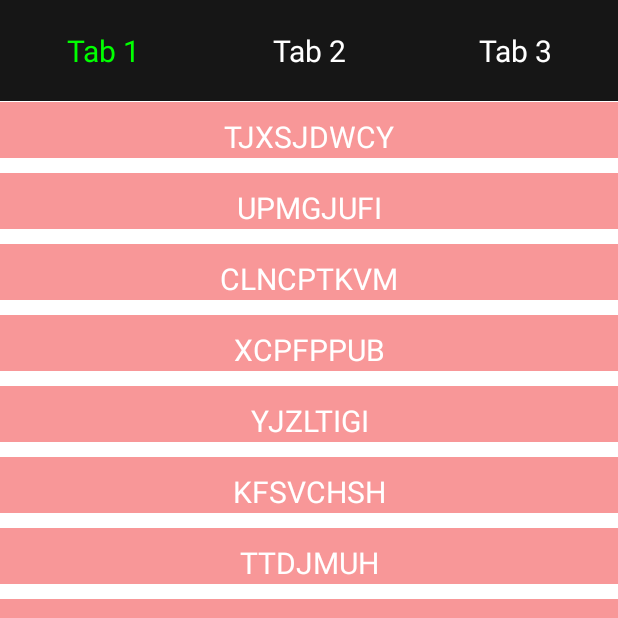
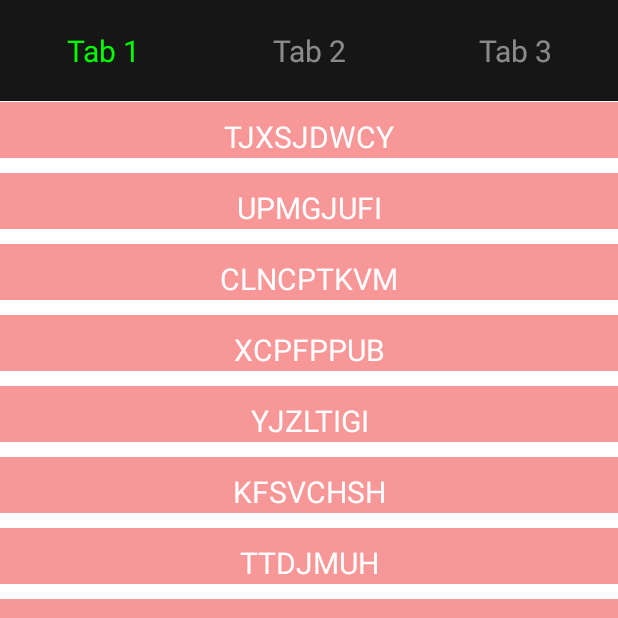
Before and after one commit to funnywolfdadada/LittleDemon, an Android app: the fragment FragmentViewPagerFragment placed in its activity, on a phone screen of 412 x 824 dp, the top half of it. Run offline under Robolectric (Android 15) with nearby library versions, the phone set to English and light mode, and no system bars.

Commit message:
完善 FragmentViewPagerFragment

```diff
--- a/app/src/main/java/com/funnywolf/littledemon/fragments/FragmentViewPagerFragment.kt
+++ b/app/src/main/java/com/funnywolf/littledemon/fragments/FragmentViewPagerFragment.kt
@@ -1,7 +1,9 @@
 package com.funnywolf.littledemon.fragments
 
+import android.animation.FloatEvaluator
 import android.graphics.Color
 import android.os.Bundle
+import android.util.Log
 import android.view.LayoutInflater
 import android.view.View
 import android.view.ViewGroup
@@ -12,14 +14,11 @@ import androidx.fragment.app.FragmentPagerAdapter
 import androidx.viewpager.widget.ViewPager
 import com.funnywolf.littledemon.R
 import com.funnywolf.littledemon.utils.getScreenHeight
+import com.google.android.material.animation.ArgbEvaluatorCompat
 import kotlinx.android.synthetic.main.fragment_layout_fragment_view_pager.*
 
-/**
- * @author zhaodongliang @ Zhihu Inc.
- * @since 2019/4/10
- */
 class FragmentViewPagerFragment: Fragment(), ViewPager.OnPageChangeListener {
-    private var tabs: Array<TextView>? = null
+    private lateinit var tabs: Array<TextView>
 
     override fun onCreateView(inflater: LayoutInflater, container: ViewGroup?, savedInstanceState: Bundle?): View? {
         return inflater.inflate(R.layout.fragment_layout_fragment_view_pager, container, false)
@@ -28,19 +27,26 @@ class FragmentViewPagerFragment: Fragment(), ViewPager.OnPageChangeListener {
     override fun onViewCreated(view: View, savedInstanceState: Bundle?) {
         super.onViewCreated(view, savedInstanceState)
         view.layoutParams.height = getScreenHeight(context ?: return)
-        viewPager.adapter = PagerAdapter(getFragments(), fragmentManager ?: return)
+        viewPager.adapter = PagerAdapter(listOf(SimpleListFragment(), SimpleListFragment(), SimpleListFragment()),
+            childFragmentManager)
         viewPager.addOnPageChangeListener(this)
         tabs = arrayOf(tab1, tab2, tab3)
-        repeat(tabs?.count() ?: return) { index ->
-            tabs!![index].setOnClickListener {
+        repeat(tabs.count()) { index ->
+            tabs[index].setOnClickListener {
                 viewPager.currentItem = index
             }
+            tabs[index].alpha = if (index == viewPager.currentItem) {
+                getAlphaByProgress(1F)
+            } else {
+                getAlphaByProgress(0F)
+            }
+            tabs[index].setTextColor(if (index == viewPager.currentItem) {
+                getColorByProgress(1F)
+            } else {
+                getColorByProgress(0F)
+            })
         }
         onPageSelected(viewPager.currentItem)
-    }
-
-    private fun getFragments(): List<Fragment> {
-        return listOf(SimpleListFragment(), SimpleListFragment(), SimpleListFragment())
     }
 
     override fun onPageScrollStateChanged(state: Int) {
@@ -48,26 +54,29 @@ class FragmentViewPagerFragment: Fragment(), ViewPager.OnPageChangeListener {
     }
 
     override fun onPageScrolled(position: Int, positionOffset: Float, positionOffsetPixels: Int) {
-
+        Log.d("ZDL", "position = ${position + positionOffset}")
+        tabs[position].alpha = getAlphaByProgress(1 - positionOffset)
+        tabs[position].setTextColor(getColorByProgress(1 - positionOffset))
+        if (position < tabs.size - 1) {
+            tabs[position + 1].alpha = getAlphaByProgress(positionOffset)
+            tabs[position + 1].setTextColor(getColorByProgress(positionOffset))
+        }
     }
 
     override fun onPageSelected(position: Int) {
-        repeat(tabs?.count() ?: return) {
-            if (it == position) {
-                tabs!![it].setTextColor(Color.GREEN)
-            } else {
-                tabs!![it].setTextColor(Color.WHITE)
-            }
-        }
+    }
+
+    private val floatEvaluator = FloatEvaluator()
+    private fun getAlphaByProgress(progress: Float, minAlpha: Float = 0.5F, maxAlpha: Float = 1F): Float {
+        return floatEvaluator.evaluate(progress, minAlpha, maxAlpha)
+    }
+
+    private fun getColorByProgress(progress: Float, startColor: Int = Color.WHITE, endColor: Int = Color.GREEN): Int {
+        return ArgbEvaluatorCompat.getInstance().evaluate(progress, startColor, endColor)
     }
 }
 
-class PagerAdapter(list: List<Fragment>, fm: FragmentManager): FragmentPagerAdapter(fm) {
-    private val list = ArrayList<Fragment>()
-
-    init {
-        this.list.addAll(list)
-    }
+class PagerAdapter(private val list: List<Fragment>, fm: FragmentManager): FragmentPagerAdapter(fm, BEHAVIOR_RESUME_ONLY_CURRENT_FRAGMENT) {
 
     override fun getItem(position: Int) = list[position]
 
```
